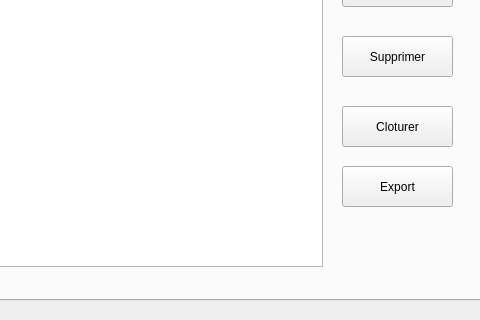
Qt form mainwindow.ui (ProjetCPP-S2-2A15/projetcpp2a15-vaccicare) before a commit; both pictures show x 320 to 800 and y 280 to 600 of the 800 by 600 pixel window.
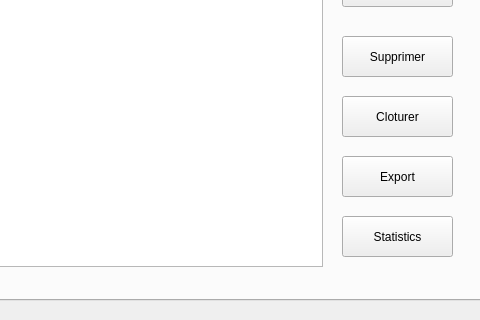
The same form after that commit.

Patch:
```diff
--- a/mainwindow.ui
+++ b/mainwindow.ui
@@ -106,7 +106,7 @@
       <property name="geometry">
        <rect>
         <x>660</x>
-        <y>420</y>
+        <y>410</y>
         <width>111</width>
         <height>41</height>
        </rect>
@@ -155,7 +155,7 @@
       <property name="geometry">
        <rect>
         <x>660</x>
-        <y>360</y>
+        <y>350</y>
         <width>111</width>
         <height>41</height>
        </rect>
@@ -187,6 +187,19 @@
        <string>Afficher les projet cloturé</string>
       </property>
      </widget>
+     <widget class="QPushButton" name="ButtonStatistics">
+      <property name="geometry">
+       <rect>
+        <x>660</x>
+        <y>470</y>
+        <width>111</width>
+        <height>41</height>
+       </rect>
+      </property>
+      <property name="text">
+       <string>Statistics</string>
+      </property>
+     </widget>
     </widget>
     <widget class="QWidget" name="tab_2">
      <attribute name="title">
```
